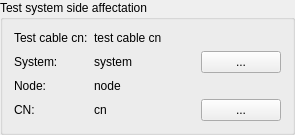
Qt form src/mdttools/mdttesttool/mdtTtLogicalTestCableTsWidget.ui (scandyna/multidiagtools) before a commit.
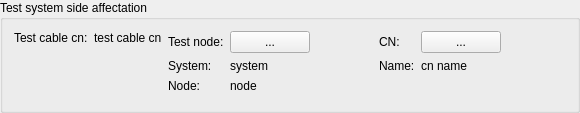
The same form after that commit.

Commit message: Working on test tool (test cables)

```diff
--- a/src/mdttools/mdttesttool/mdtTtLogicalTestCableTsWidget.ui
+++ b/src/mdttools/mdttesttool/mdtTtLogicalTestCableTsWidget.ui
@@ -6,8 +6,8 @@
    <rect>
     <x>0</x>
     <y>0</y>
-    <width>295</width>
-    <height>131</height>
+    <width>580</width>
+    <height>113</height>
    </rect>
   </property>
   <property name="sizePolicy">
@@ -22,113 +22,165 @@
   <property name="title">
    <string>Test system side affectation</string>
   </property>
-  <layout class="QFormLayout" name="formLayout">
-   <property name="fieldGrowthPolicy">
-    <enum>QFormLayout::ExpandingFieldsGrow</enum>
-   </property>
-   <item row="1" column="0">
-    <widget class="QLabel" name="lbSystemLabel">
-     <property name="text">
-      <string>System:</string>
-     </property>
-    </widget>
+  <layout class="QHBoxLayout" name="horizontalLayout_3">
+   <item>
+    <layout class="QFormLayout" name="formLayout">
+     <item row="0" column="0">
+      <widget class="QLabel" name="lbTestCableCnLabel">
+       <property name="text">
+        <string>Test cable cn:</string>
+       </property>
+      </widget>
+     </item>
+     <item row="0" column="1">
+      <widget class="QLabel" name="lbTestCableCn">
+       <property name="text">
+        <string>test cable cn</string>
+       </property>
+      </widget>
+     </item>
+    </layout>
    </item>
-   <item row="1" column="1">
-    <layout class="QHBoxLayout" name="horizontalLayout">
-     <item>
+   <item>
+    <layout class="QFormLayout" name="formLayout_2">
+     <item row="0" column="0">
+      <widget class="QLabel" name="label">
+       <property name="text">
+        <string>Test node:</string>
+       </property>
+      </widget>
+     </item>
+     <item row="0" column="1">
+      <layout class="QHBoxLayout" name="horizontalLayout">
+       <item>
+        <widget class="QPushButton" name="pbSelectSystem">
+         <property name="text">
+          <string>...</string>
+         </property>
+        </widget>
+       </item>
+       <item>
+        <spacer name="horizontalSpacer_3">
+         <property name="orientation">
+          <enum>Qt::Horizontal</enum>
+         </property>
+         <property name="sizeHint" stdset="0">
+          <size>
+           <width>40</width>
+           <height>20</height>
+          </size>
+         </property>
+        </spacer>
+       </item>
+      </layout>
+     </item>
+     <item row="1" column="0">
+      <widget class="QLabel" name="lbSystemLabel">
+       <property name="text">
+        <string>System:</string>
+       </property>
+      </widget>
+     </item>
+     <item row="1" column="1">
       <widget class="QLabel" name="lbSystem">
        <property name="text">
         <string>system</string>
        </property>
       </widget>
      </item>
-     <item>
-      <spacer name="horizontalSpacer">
-       <property name="orientation">
-        <enum>Qt::Horizontal</enum>
+     <item row="2" column="0">
+      <widget class="QLabel" name="lbNodeLabel">
+       <property name="text">
+        <string>Node:</string>
        </property>
-       <property name="sizeHint" stdset="0">
-        <size>
-         <width>40</width>
-         <height>20</height>
-        </size>
-       </property>
-      </spacer>
+      </widget>
      </item>
-     <item>
-      <widget class="QPushButton" name="pbSelectSystem">
+     <item row="2" column="1">
+      <widget class="QLabel" name="lbNode">
        <property name="text">
-        <string>...</string>
+        <string>node</string>
        </property>
       </widget>
      </item>
     </layout>
    </item>
-   <item row="2" column="0">
-    <widget class="QLabel" name="lbNodeLabel">
-     <property name="text">
-      <string>Node:</string>
+   <item>
+    <spacer name="horizontalSpacer_4">
+     <property name="orientation">
+      <enum>Qt::Horizontal</enum>
      </property>
-    </widget>
-   </item>
-   <item row="2" column="1">
-    <widget class="QLabel" name="lbNode">
-     <property name="text">
-      <string>node</string>
+     <property name="sizeType">
+      <enum>QSizePolicy::Fixed</enum>
      </property>
-    </widget>
-   </item>
-   <item row="3" column="0">
-    <widget class="QLabel" name="lbCnLabel">
-     <property name="text">
-      <string>CN:</string>
+     <property name="sizeHint" stdset="0">
+      <size>
+       <width>30</width>
+       <height>20</height>
+      </size>
      </property>
-    </widget>
+    </spacer>
    </item>
-   <item row="3" column="1">
-    <layout class="QHBoxLayout" name="horizontalLayout_2">
-     <item>
-      <widget class="QLabel" name="lbCn">
+   <item>
+    <layout class="QFormLayout" name="formLayout_3">
+     <item row="0" column="0">
+      <widget class="QLabel" name="lbCnLabel">
        <property name="text">
-        <string>cn</string>
+        <string>CN:</string>
        </property>
       </widget>
      </item>
-     <item>
-      <spacer name="horizontalSpacer_2">
-       <property name="orientation">
-        <enum>Qt::Horizontal</enum>
+     <item row="0" column="1">
+      <layout class="QHBoxLayout" name="horizontalLayout_2">
+       <item>
+        <widget class="QPushButton" name="pbSelectCn">
+         <property name="text">
+          <string>...</string>
+         </property>
+        </widget>
+       </item>
+       <item>
+        <spacer name="horizontalSpacer_2">
+         <property name="orientation">
+          <enum>Qt::Horizontal</enum>
+         </property>
+         <property name="sizeHint" stdset="0">
+          <size>
+           <width>40</width>
+           <height>20</height>
+          </size>
+         </property>
+        </spacer>
+       </item>
+      </layout>
+     </item>
+     <item row="1" column="0">
+      <widget class="QLabel" name="label_2">
+       <property name="text">
+        <string>Name:</string>
        </property>
-       <property name="sizeHint" stdset="0">
-        <size>
-         <width>40</width>
-         <height>20</height>
-        </size>
-       </property>
-      </spacer>
+      </widget>
      </item>
-     <item>
-      <widget class="QPushButton" name="pbSelectCn">
+     <item row="1" column="1">
+      <widget class="QLabel" name="lbCnName">
        <property name="text">
-        <string>...</string>
+        <string>cn name</string>
        </property>
       </widget>
      </item>
     </layout>
    </item>
-   <item row="0" column="1">
-    <widget class="QLabel" name="lbTestCableCn">
-     <property name="text">
-      <string>test cable cn</string>
+   <item>
+    <spacer name="horizontalSpacer">
+     <property name="orientation">
+      <enum>Qt::Horizontal</enum>
      </property>
-    </widget>
-   </item>
-   <item row="0" column="0">
-    <widget class="QLabel" name="lbTestCableCnLabel">
-     <property name="text">
-      <string>Test cable cn:</string>
+     <property name="sizeHint" stdset="0">
+      <size>
+       <width>40</width>
+       <height>20</height>
+      </size>
      </property>
-    </widget>
+    </spacer>
    </item>
   </layout>
  </widget>
```
The commit also changes 25 other files.
